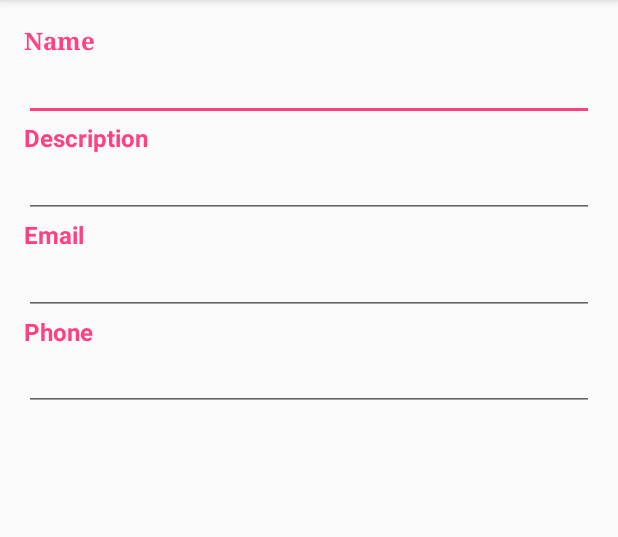
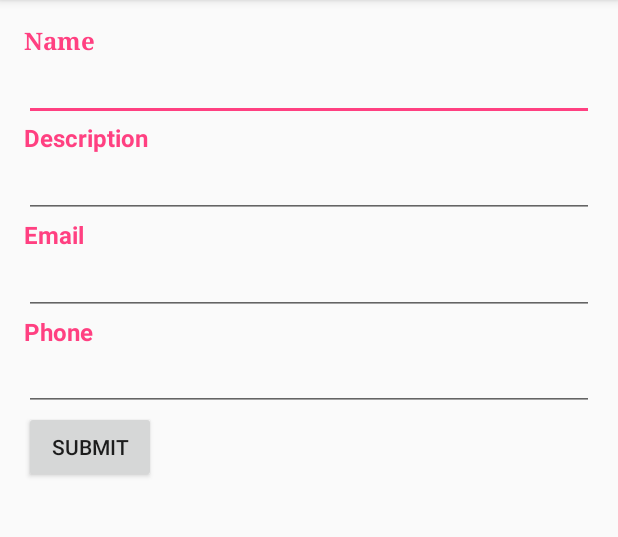
Before and after one commit to kwanu70/AndroidExamples, an Android app: the screen it shows after launch (TestViewTestActivity), on a phone screen of 412 x 824 dp, the part 84-621 px from its top. Run offline under Robolectric (Android 15) with nearby library versions, the phone set to English and light mode, and no system bars.

Commit message:
TextViewTest Button 추가

```diff
--- a/chap2/TextViewTest/app/src/main/res/layout/test_view_test.xml
+++ b/chap2/TextViewTest/app/src/main/res/layout/test_view_test.xml
@@ -75,4 +75,10 @@
         android:typeface="serif"
         android:inputType="phone"
         />
+
+    <Button
+        android:layout_width="wrap_content"
+        android:layout_height="wrap_content"
+        android:text="Submit"
+        android:id="@+id/button" />
 </LinearLayout>
```
